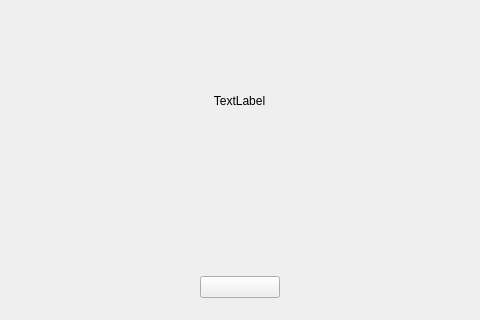
Qt form ImageWizard/targetselector.ui (coltoncandy/Image-Generator-Wizard) before a commit; both pictures show x 100 to 580 and y 102 to 422 of the 679 by 422 pixel window.
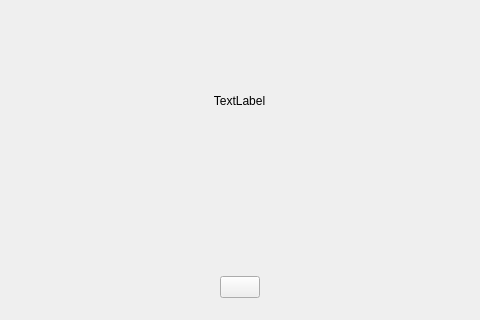
The same form after that commit.

Patch:
```diff
--- a/ImageWizard/targetselector.ui
+++ b/ImageWizard/targetselector.ui
@@ -57,7 +57,7 @@
       <item row="0" column="1">
        <widget class="QPushButton" name="reset">
         <property name="text">
-         <string>  </string>
+         <string/>
         </property>
        </widget>
       </item>
```
Left out of the diff: 6 changed lines with no effect on the pictures.
